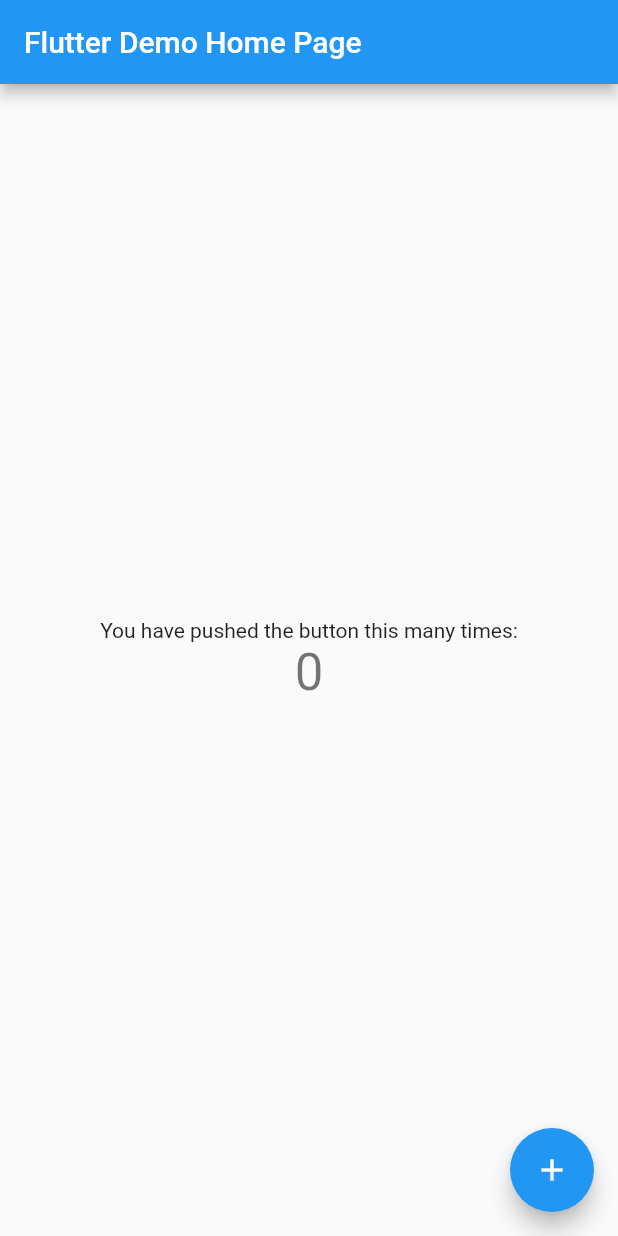
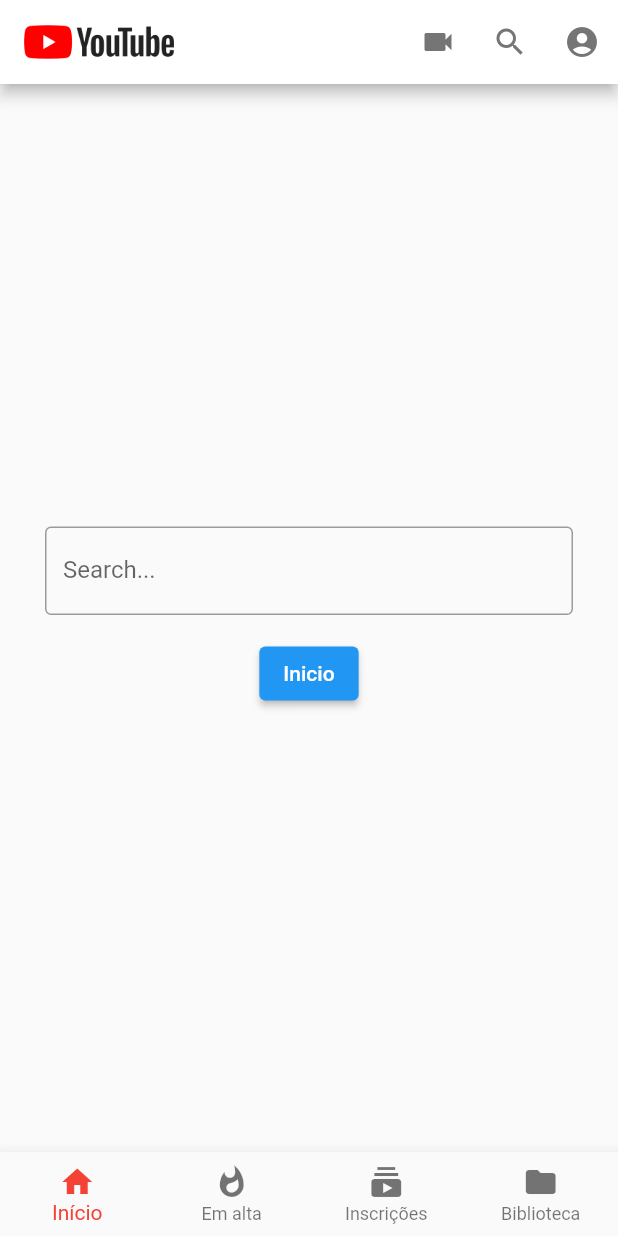
Before and after one commit to Andre-LR/YouTube-Page, a Flutter app: the screen it shows after launch, on a phone screen of 412 x 824 dp. Run offline on Flutter 3.47's test engine with Material 2 defaults, Android fonts, the phone set to English and light mode, and no system bars; missing offline and left inert: youtube_api.

Commit message:
Configuração e teste da API do Youtube

```diff
--- /dev/null
+++ b/youtube/lib/api.dart
@@ -0,0 +1,45 @@
+import 'package:http/http.dart' as http;
+import 'dart:convert';
+import 'dart:async';
+import 'package:youtube_api/youtube_api.dart';
+
+import 'models/video.dart';
+
+const CHAVE_YOUTUBE_API = 'AIzaSyBIE1BW5_IUbb167uuCAKGlhgIRRSItS6c';
+
+
+class Api {
+  YoutubeAPI YT_API = YoutubeAPI(CHAVE_YOUTUBE_API);
+  List<YouTubeVideo> videoResults = []; //Armazena os videos "brutos" com  todos os dados vindos direto da API
+  List<Video> videoList = []; //Armazena os videos criados com a classe
+
+  search(String search) async {
+    //Será armazenado na lista todos os videos da consulta realizada
+    videoResults = await YT_API.search(
+      search, //Passa a query do usuário como parâmetro de pesquisa
+      order: 'relevance',
+      videoDuration: 'any',
+    );
+
+    for (YouTubeVideo video in videoResults) {
+      print("""
+Titulo: ${video.title}
+Duração: ${video.duration}
+""");
+
+      Video _video = new Video(
+          title: video.title,
+          description: video.description.toString(),
+          thumbnail: video.thumbnail.toString(),
+          channel: video.channelTitle.toString());
+
+      videoList.add(_video);
+    }
+  }
+
+  trends() async {
+    String _regionCode = "BR";
+
+    videoResults = await YT_API.getTrends(regionCode: _regionCode);
+  }
+}
--- a/youtube/lib/main.dart
+++ b/youtube/lib/main.dart
@@ -1,113 +1,75 @@
 import 'package:flutter/material.dart';
+import 'screens/homePage.dart';
+import 'screens/subscriptions.dart';
+import 'screens/trending.dart';
+import 'screens/userLibrary.dart';
+import 'widgets/youtubeAppBar.dart';
 
 void main() {
-  runApp(MyApp());
+  runApp(MaterialApp(
+    home: mainPage(),
+  ));
 }
 
-class MyApp extends StatelessWidget {
-  // This widget is the root of your application.
+class mainPage extends StatefulWidget {
+  const mainPage({Key? key}) : super(key: key);
+
+  @override
+  _mainPageState createState() => _mainPageState();
+}
+
+class _mainPageState extends State<mainPage> {
+
+  List<Widget> paginas = [
+    homePage(),
+    trending(),
+    subscriptions(),
+    userLibrary(),
+  ];
+
+  int _indexAtual = 0;
+
   @override
   Widget build(BuildContext context) {
-    return MaterialApp(
-      title: 'Flutter Demo',
-      theme: ThemeData(
-        // This is the theme of your application.
-        //
-        // Try running your application with "flutter run". You'll see the
-        // application has a blue toolbar. Then, without quitting the app, try
-        // changing the primarySwatch below to Colors.green and then invoke
-        // "hot reload" (press "r" in the console where you ran "flutter run",
-        // or simply save your changes to "hot reload" in a Flutter IDE).
-        // Notice that the counter didn't reset back to zero; the application
-        // is not restarted.
-        primarySwatch: Colors.blue,
+    return Scaffold(
+      appBar: YoutubeAppBar(),
+      body: Container(
+        child: Center(
+          child: paginas[_indexAtual]
+        ),
       ),
-      home: MyHomePage(title: 'Flutter Demo Home Page'),
+      bottomNavigationBar: BottomNavigationBar(
+        //indice selecionado
+        currentIndex: _indexAtual,
+        //Atualizar indice conforme clique do usuário
+        onTap: (indexSelecioando) {
+          setState(() {
+            _indexAtual = indexSelecioando;
+          });
+        },
+        //Usar type fixed para aparecer o label dos icones na bottomBar
+        type: BottomNavigationBarType.fixed,
+        //Determina a cor do item selecioando
+        fixedColor: Colors.red,
+        items: [
+          BottomNavigationBarItem(
+            icon: Icon(Icons.home),
+            label: "Início",
+          ),
+          BottomNavigationBarItem(
+            icon: Icon(Icons.whatshot),
+            label: "Em alta",
+          ),
+          BottomNavigationBarItem(
+            icon: Icon(Icons.subscriptions),
+            label: "Inscrições",
+          ),
+          BottomNavigationBarItem(
+            icon: Icon(Icons.folder),
+            label: "Biblioteca",
+          ),
+        ],
+      ),
     );
   }
 }
-
-class MyHomePage extends StatefulWidget {
-  MyHomePage({Key? key, required this.title}) : super(key: key);
-
-  // This widget is the home page of your application. It is stateful, meaning
-  // that it has a State object (defined below) that contains fields that affect
-  // how it looks.
-
-  // This class is the configuration for the state. It holds the values (in this
-  // case the title) provided by the parent (in this case the App widget) and
-  // used by the build method of the State. Fields in a Widget subclass are
-  // always marked "final".
-
-  final String title;
-
-  @override
-  _MyHomePageState createState() => _MyHomePageState();
-}
-
-class _MyHomePageState extends State<MyHomePage> {
-  int _counter = 0;
-
-  void _incrementCounter() {
-    setState(() {
-      // This call to setState tells the Flutter framework that something has
-      // changed in this State, which causes it to rerun the build method below
-      // so that the display can reflect the updated values. If we changed
-      // _counter without calling setState(), then the build method would not be
-      // called again, and so nothing would appear to happen.
-      _counter++;
-    });
-  }
-
-  @override
-  Widget build(BuildContext context) {
-    // This method is rerun every time setState is called, for instance as done
-    // by the _incrementCounter method above.
-    //
-    // The Flutter framework has been optimized to make rerunning build methods
-    // fast, so that you can just rebuild anything that needs updating rather
-    // than having to individually change instances of widgets.
-    return Scaffold(
-      appBar: AppBar(
-        // Here we take the value from the MyHomePage object that was created by
-        // the App.build method, and use it to set our appbar title.
-        title: Text(widget.title),
-      ),
-      body: Center(
-        // Center is a layout widget. It takes a single child and positions it
-        // in the middle of the parent.
-        child: Column(
-          // Column is also a layout widget. It takes a list of children and
-          // arranges them vertically. By default, it sizes itself to fit its
-          // children horizontally, and tries to be as tall as its parent.
-          //
-          // Invoke "debug painting" (press "p" in the console, choose the
-          // "Toggle Debug Paint" action from the Flutter Inspector in Android
-          // Studio, or the "Toggle Debug Paint" command in Visual Studio Code)
-          // to see the wireframe for each widget.
-          //
-          // Column has various properties to control how it sizes itself and
-          // how it positions its children. Here we use mainAxisAlignment to
-          // center the children vertically; the main axis here is the vertical
-          // axis because Columns are vertical (the cross axis would be
-          // horizontal).
-          mainAxisAlignment: MainAxisAlignment.center,
-          children: <Widget>[
-            Text(
-              'You have pushed the button this many times:',
-            ),
-            Text(
-              '$_counter',
-              style: Theme.of(context).textTheme.headline4,
-            ),
-          ],
-        ),
-      ),
-      floatingActionButton: FloatingActionButton(
-        onPressed: _incrementCounter,
-        tooltip: 'Increment',
-        child: Icon(Icons.add),
-      ), // This trailing comma makes auto-formatting nicer for build methods.
-    );
-  }
-}
--- /dev/null
+++ b/youtube/lib/models/video.dart
@@ -0,0 +1,75 @@
+import 'dart:convert';
+
+class Video {
+  String title;
+  String description;
+  String thumbnail;
+  String channel;
+
+  Video({
+    required this.title,
+    required this.description,
+    required this.thumbnail,
+    required this.channel,
+  });
+
+  Video copyWith({
+    String? title,
+    String? description,
+    String? thumbnail,
+    String? channel,
+  }) {
+    return Video(
+      title: title ?? this.title,
+      description: description ?? this.description,
+      thumbnail: thumbnail ?? this.thumbnail,
+      channel: channel ?? this.channel,
+    );
+  }
+
+  Map<String, dynamic> toMap() {
+    return {
+      'title': title,
+      'description': description,
+      'thumbnail': thumbnail,
+      'channel': channel,
+    };
+  }
+
+  factory Video.fromMap(Map<String, dynamic> map) {
+    return Video(
+      title: map['title'] ?? '',
+      description: map['description'] ?? '',
+      thumbnail: map['thumbnail'] ?? '',
+      channel: map['channel'] ?? '',
+    );
+  }
+
+  String toJson() => json.encode(toMap());
+
+  factory Video.fromJson(String source) => Video.fromMap(json.decode(source));
+
+  @override
+  String toString() {
+    return 'Video(title: $title, description: $description, thumbnail: $thumbnail, channel: $channel)';
+  }
+
+  @override
+  bool operator ==(Object other) {
+    if (identical(this, other)) return true;
+
+    return other is Video &&
+      other.title == title &&
+      other.description == description &&
+      other.thumbnail == thumbnail &&
+      other.channel == channel;
+  }
+
+  @override
+  int get hashCode {
+    return title.hashCode ^
+      description.hashCode ^
+      thumbnail.hashCode ^
+      channel.hashCode;
+  }
+}
--- /dev/null
+++ b/youtube/lib/screens/homePage.dart
@@ -0,0 +1,41 @@
+import 'package:flutter/material.dart';
+import 'package:youtube/api.dart';
+import 'package:youtube/models/video.dart';
+import 'package:youtube/widgets/youtubeAppBar.dart';
+
+class homePage extends StatefulWidget {
+  const homePage({Key? key}) : super(key: key);
+
+  @override
+  _homePageState createState() => _homePageState();
+}
+
+class _homePageState extends State<homePage> {
+  Api api = new Api();
+  List<Video> videoList = [];
+  TextEditingController _searchController = TextEditingController();
+
+  @override
+  Widget build(BuildContext context) {
+    return Column(mainAxisAlignment: MainAxisAlignment.center, children: [
+      Padding(
+        padding: const EdgeInsets.only(right: 30, left: 30, bottom: 15),
+        child: TextField(
+          controller: _searchController,
+          keyboardType: TextInputType.text,
+          decoration: InputDecoration(
+            labelText: "Search...",
+            border: OutlineInputBorder(),
+          ),
+        ),
+      ),
+      ElevatedButton(
+        onPressed: () {
+          api.search(_searchController.text);
+        },
+        child: Text("Inicio"),
+      ),
+
+    ]);
+  }
+}
--- /dev/null
+++ b/youtube/lib/widgets/youtubeAppBar.dart
@@ -0,0 +1,31 @@
+import 'package:flutter/material.dart';
+
+PreferredSizeWidget ? YoutubeAppBar() {
+  return AppBar(
+    backgroundColor: Colors.white,
+    iconTheme: IconThemeData(
+      color: Colors.grey[600],
+    ),
+    title: Image.asset(
+      "assets/images/youtube.png",
+      width: 100,
+    ),
+    actions: [
+      IconButton(
+          icon: Icon(Icons.videocam),
+          onPressed: () {
+            print("Press: VideoCam");
+          }),
+      IconButton(
+          icon: Icon(Icons.search),
+          onPressed: () {
+            print("Press: Search");
+          }),
+      IconButton(
+          icon: Icon(Icons.account_circle),
+          onPressed: () {
+            print("Press: Account");
+          }),
+    ],
+  );
+}
--- a/youtube/pubspec.yaml
+++ b/youtube/pubspec.yaml
@@ -23,7 +23,8 @@ environment:
 dependencies:
   flutter:
     sdk: flutter
-
+  http: ^0.13.4
+  youtube_api: ^1.0.4
 
   # The following adds the Cupertino Icons font to your application.
   # Use with the CupertinoIcons class for iOS style icons.
@@ -45,7 +46,8 @@ flutter:
   uses-material-design: true
 
   # To add assets to your application, add an assets section, like this:
-  # assets:
+  assets:
+    - assets/images/
   #   - images/a_dot_burr.jpeg
   #   - images/a_dot_ham.jpeg
 
```
Also changed, not shown: youtube/lib/screens/subscriptions.dart (added, +24 -0 lines), youtube/lib/screens/trending.dart (added, +23 -0 lines), youtube/lib/screens/userLibrary.dart (added, +23 -0 lines), youtube/assets/images/youtube.png (added), youtube/pubspec.lock, 3 other files.
